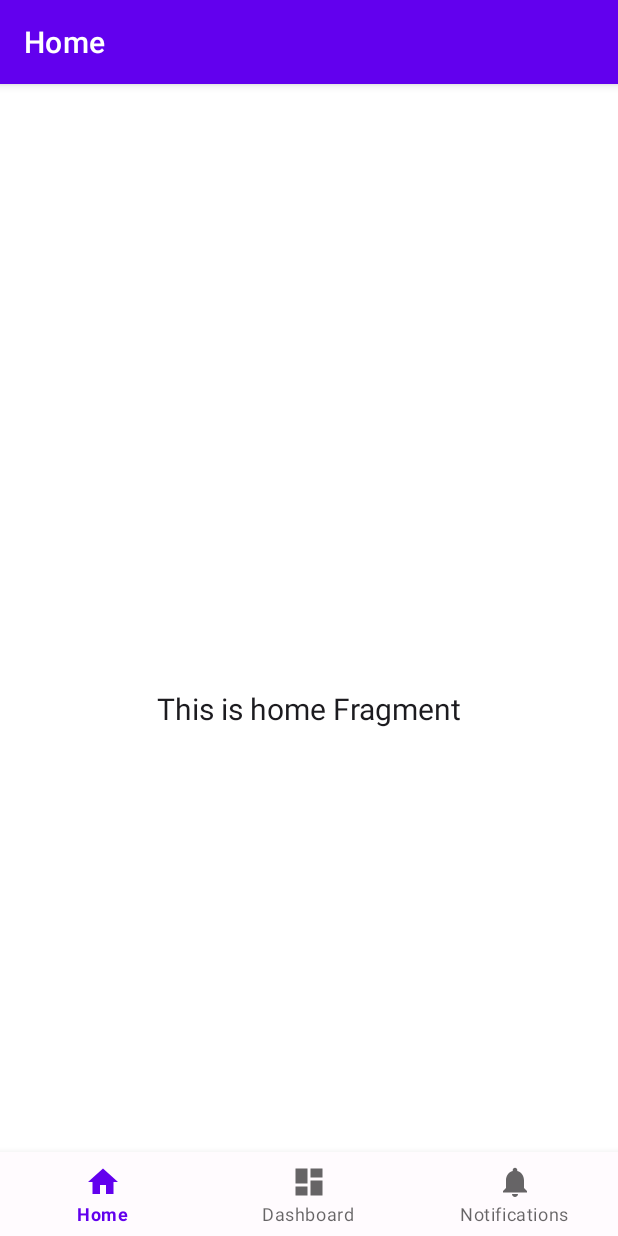
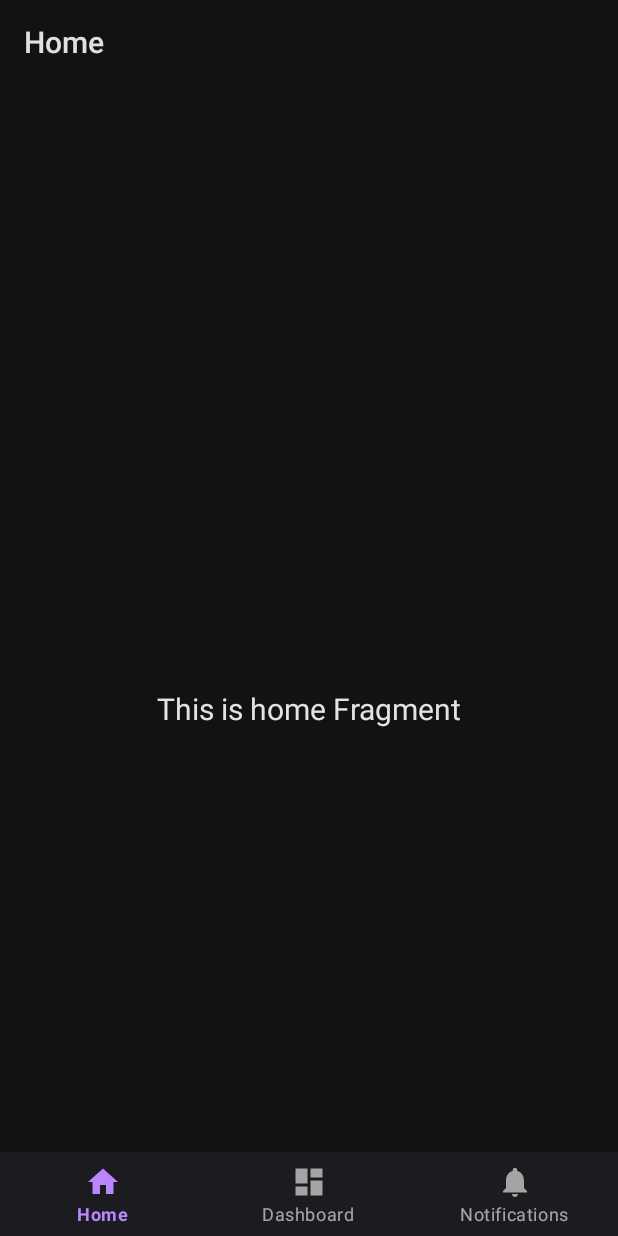
Before and after one commit to umutcansahinn/DarkMode, an Android app: the screen it shows after launch (MainActivity), on a phone screen of 412 x 824 dp. Run offline under Robolectric (Android 15) with nearby library versions, the phone set to English and light mode, and no system bars; our stand-ins replace Dagger/Hilt's generated code, navigation-ui.

Commit message:
add splash screen and save dark mode with shared

```diff
--- a/app/build.gradle
+++ b/app/build.gradle
@@ -54,4 +54,6 @@ dependencies {
     // Dagger - Hilt
     implementation "com.google.dagger:hilt-android:2.44"
     kapt "com.google.dagger:hilt-compiler:2.44"
+    //splash screen
+    implementation("androidx.core:core-splashscreen:1.0.0")
 }
--- a/app/src/main/AndroidManifest.xml
+++ b/app/src/main/AndroidManifest.xml
@@ -3,7 +3,7 @@
     xmlns:tools="http://schemas.android.com/tools">
 
     <application
-        android:name=".DarkModeApp"
+        android:name=".di.MyApplication"
         android:allowBackup="true"
         android:dataExtractionRules="@xml/data_extraction_rules"
         android:fullBackupContent="@xml/backup_rules"
@@ -11,10 +11,10 @@
         android:label="@string/app_name"
         android:roundIcon="@mipmap/ic_launcher_round"
         android:supportsRtl="true"
-        android:theme="@style/Theme.SetDarkModeWithButton"
+        android:theme="@style/ThemeSplashApi"
         tools:targetApi="31">
         <activity
-            android:name=".MainActivity"
+            android:name=".ui.activity.MainActivity"
             android:exported="true"
             android:label="@string/app_name">
             <intent-filter>
--- a/app/src/main/java/com/umutcansahin/setdarkmodewithbutton/DarkModeApp.kt
+++ /dev/null
@@ -1,7 +0,0 @@
-package com.umutcansahin.setdarkmodewithbutton
-
-import android.app.Application
-import dagger.hilt.android.HiltAndroidApp
-
-@HiltAndroidApp
-class DarkModeApp:Application()
--- /dev/null
+++ b/app/src/main/java/com/umutcansahin/setdarkmodewithbutton/di/AppModule.kt
@@ -0,0 +1,19 @@
+package com.umutcansahin.setdarkmodewithbutton.di
+
+import android.content.Context
+import android.content.SharedPreferences
+import dagger.Module
+import dagger.Provides
+import dagger.hilt.InstallIn
+import dagger.hilt.android.qualifiers.ApplicationContext
+import dagger.hilt.components.SingletonComponent
+
+@Module
+@InstallIn(SingletonComponent::class)
+object AppModule {
+
+    @Provides
+    fun provideSharedPreferences(@ApplicationContext context: Context): SharedPreferences {
+        return context.getSharedPreferences("MyPreferences", Context.MODE_PRIVATE)
+    }
+}
--- /dev/null
+++ b/app/src/main/java/com/umutcansahin/setdarkmodewithbutton/di/MyApplication.kt
@@ -0,0 +1,22 @@
+package com.umutcansahin.setdarkmodewithbutton.di
+
+import android.app.Application
+import com.umutcansahin.setdarkmodewithbutton.manager.SharedManager
+import com.umutcansahin.setdarkmodewithbutton.manager.ThemeManager
+import dagger.hilt.android.HiltAndroidApp
+import javax.inject.Inject
+
+@HiltAndroidApp
+class MyApplication : Application() {
+    @Inject
+    lateinit var themeManager: ThemeManager
+
+    @Inject
+    lateinit var sharedManager: SharedManager
+
+    override fun onCreate() {
+        super.onCreate()
+        val darkMode = sharedManager.isDarkModeEnabled()
+        themeManager.setUiTheme(darkMode)
+    }
+}
--- /dev/null
+++ b/app/src/main/java/com/umutcansahin/setdarkmodewithbutton/manager/SharedManager.kt
@@ -0,0 +1,18 @@
+package com.umutcansahin.setdarkmodewithbutton.manager
+
+import android.content.SharedPreferences
+import javax.inject.Inject
+
+class SharedManager @Inject constructor(private val sharedPreferences: SharedPreferences) {
+
+    fun saveDarkModeEnabled(isDarkModeEnabled: Boolean) {
+        val editor = sharedPreferences.edit()
+        editor.putBoolean("darkMode", isDarkModeEnabled)
+        editor.apply()
+    }
+
+    fun isDarkModeEnabled(): Boolean {
+        return sharedPreferences.getBoolean("darkMode", false)
+    }
+
+}
--- a/app/src/main/java/com/umutcansahin/setdarkmodewithbutton/ThemeManager.kt
+++ b/app/src/main/java/com/umutcansahin/setdarkmodewithbutton/manager/ThemeManager.kt
@@ -1,4 +1,4 @@
-package com.umutcansahin.setdarkmodewithbutton
+package com.umutcansahin.setdarkmodewithbutton.manager
 
 import androidx.appcompat.app.AppCompatDelegate
 import javax.inject.Inject
@@ -7,10 +7,10 @@ import javax.inject.Singleton
 @Singleton
 class ThemeManager @Inject constructor() {
 
-    fun setUiTheme(isLight:Boolean) {
+    fun setUiTheme(isLight: Boolean) {
         if (isLight) {
             AppCompatDelegate.setDefaultNightMode(AppCompatDelegate.MODE_NIGHT_NO)
-        }else {
+        } else {
             AppCompatDelegate.setDefaultNightMode(AppCompatDelegate.MODE_NIGHT_YES)
         }
     }
--- a/app/src/main/java/com/umutcansahin/setdarkmodewithbutton/MainActivity.kt
+++ b/app/src/main/java/com/umutcansahin/setdarkmodewithbutton/ui/activity/MainActivity.kt
@@ -1,12 +1,15 @@
-package com.umutcansahin.setdarkmodewithbutton
+package com.umutcansahin.setdarkmodewithbutton.ui.activity
 
 import android.os.Bundle
-import com.google.android.material.bottomnavigation.BottomNavigationView
+import androidx.activity.viewModels
 import androidx.appcompat.app.AppCompatActivity
+import androidx.core.splashscreen.SplashScreen.Companion.installSplashScreen
 import androidx.navigation.findNavController
 import androidx.navigation.ui.AppBarConfiguration
 import androidx.navigation.ui.setupActionBarWithNavController
 import androidx.navigation.ui.setupWithNavController
+import com.google.android.material.bottomnavigation.BottomNavigationView
+import com.umutcansahin.setdarkmodewithbutton.R
 import com.umutcansahin.setdarkmodewithbutton.databinding.ActivityMainBinding
 import dagger.hilt.android.AndroidEntryPoint
 
@@ -14,10 +17,15 @@ import dagger.hilt.android.AndroidEntryPoint
 class MainActivity : AppCompatActivity() {
 
     private lateinit var binding: ActivityMainBinding
-
+    private val viewModel by viewModels<MainViewModel>()
     override fun onCreate(savedInstanceState: Bundle?) {
         super.onCreate(savedInstanceState)
-
+        viewModel.setSplashApi()
+        installSplashScreen().apply {
+            setKeepOnScreenCondition {
+                viewModel.isLoading.value
+            }
+        }
         binding = ActivityMainBinding.inflate(layoutInflater)
         setContentView(binding.root)
 
--- /dev/null
+++ b/app/src/main/java/com/umutcansahin/setdarkmodewithbutton/ui/activity/MainViewModel.kt
@@ -0,0 +1,25 @@
+package com.umutcansahin.setdarkmodewithbutton.ui.activity
+
+import androidx.lifecycle.ViewModel
+import androidx.lifecycle.viewModelScope
+import dagger.hilt.android.lifecycle.HiltViewModel
+import kotlinx.coroutines.delay
+import kotlinx.coroutines.flow.MutableStateFlow
+import kotlinx.coroutines.flow.asStateFlow
+import kotlinx.coroutines.flow.update
+import kotlinx.coroutines.launch
+import javax.inject.Inject
+
+@HiltViewModel
+class MainViewModel @Inject constructor() : ViewModel() {
+
+    private val _isLoading = MutableStateFlow(true)
+    val isLoading = _isLoading.asStateFlow()
+
+    fun setSplashApi() {
+        viewModelScope.launch {
+            delay(2_000)
+            _isLoading.update { false }
+        }
+    }
+}
--- a/app/src/main/java/com/umutcansahin/setdarkmodewithbutton/ui/notifications/NotificationsFragment.kt
+++ b/app/src/main/java/com/umutcansahin/setdarkmodewithbutton/ui/notifications/NotificationsFragment.kt
@@ -5,10 +5,10 @@ import android.os.Bundle
 import android.view.LayoutInflater
 import android.view.View
 import android.view.ViewGroup
-import androidx.appcompat.app.AppCompatDelegate
 import androidx.fragment.app.Fragment
-import com.umutcansahin.setdarkmodewithbutton.ThemeManager
 import com.umutcansahin.setdarkmodewithbutton.databinding.FragmentNotificationsBinding
+import com.umutcansahin.setdarkmodewithbutton.manager.SharedManager
+import com.umutcansahin.setdarkmodewithbutton.manager.ThemeManager
 import dagger.hilt.android.AndroidEntryPoint
 import javax.inject.Inject
 
@@ -20,6 +20,9 @@ class NotificationsFragment : Fragment() {
 
     @Inject
     lateinit var themeManager: ThemeManager
+
+    @Inject
+    lateinit var sharedManager: SharedManager
 
     override fun onCreateView(
         inflater: LayoutInflater,
@@ -39,6 +42,7 @@ class NotificationsFragment : Fragment() {
     private fun changeUiMode() {
         binding.switchDarkMode.setOnCheckedChangeListener { _, isChecked ->
             themeManager.setUiTheme(isChecked.not())
+            saveDarkModeEnabled(isChecked.not())
         }
     }
 
@@ -47,10 +51,15 @@ class NotificationsFragment : Fragment() {
             Configuration.UI_MODE_NIGHT_NO -> {
                 binding.switchDarkMode.isChecked = false
             }
+
             Configuration.UI_MODE_NIGHT_YES -> {
                 binding.switchDarkMode.isChecked = true
             }
         }
+    }
+
+    fun saveDarkModeEnabled(isDarkModeEnabled: Boolean) {
+        sharedManager.saveDarkModeEnabled(isDarkModeEnabled)
     }
 
     override fun onDestroyView() {
--- a/app/src/main/res/layout/fragment_dashboard.xml
+++ b/app/src/main/res/layout/fragment_dashboard.xml
@@ -7,7 +7,7 @@
     android:layout_width="match_parent"
     android:layout_height="match_parent"
     android:paddingTop="50dp"
-    tools:context=".MainActivity">
+    tools:context=".ui.activity.MainActivity">
 
     <androidx.cardview.widget.CardView
         android:id="@+id/cardView1"
--- a/app/src/main/res/values-night/themes.xml
+++ b/app/src/main/res/values-night/themes.xml
@@ -13,4 +13,10 @@
         <item name="android:statusBarColor">?attr/colorPrimaryVariant</item>
         <!-- Customize your theme here. -->
     </style>
+
+    <style name="ThemeSplashApi" parent="Theme.SplashScreen">
+        <item name="windowSplashScreenBackground">@color/background</item>
+        <item name="windowSplashScreenAnimatedIcon">@mipmap/ic_launcher</item>
+        <item name="postSplashScreenTheme">@style/Theme.SetDarkModeWithButton</item>
+    </style>
 </resources>
--- a/app/src/main/res/values/themes.xml
+++ b/app/src/main/res/values/themes.xml
@@ -13,4 +13,10 @@
         <item name="android:statusBarColor">?attr/colorPrimaryVariant</item>
         <!-- Customize your theme here. -->
     </style>
+
+    <style name="ThemeSplashApi" parent="Theme.SplashScreen">
+        <item name="windowSplashScreenBackground">@color/background</item>
+        <item name="windowSplashScreenAnimatedIcon">@mipmap/ic_launcher</item>
+        <item name="postSplashScreenTheme">@style/Theme.SetDarkModeWithButton</item>
+    </style>
 </resources>
```
